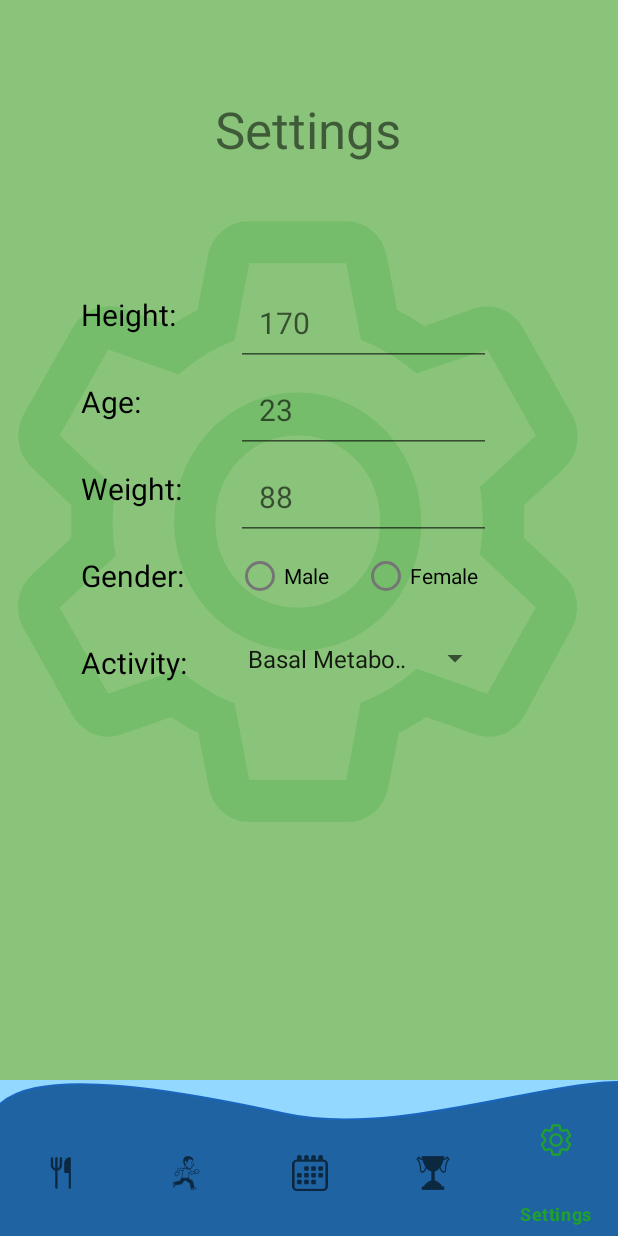
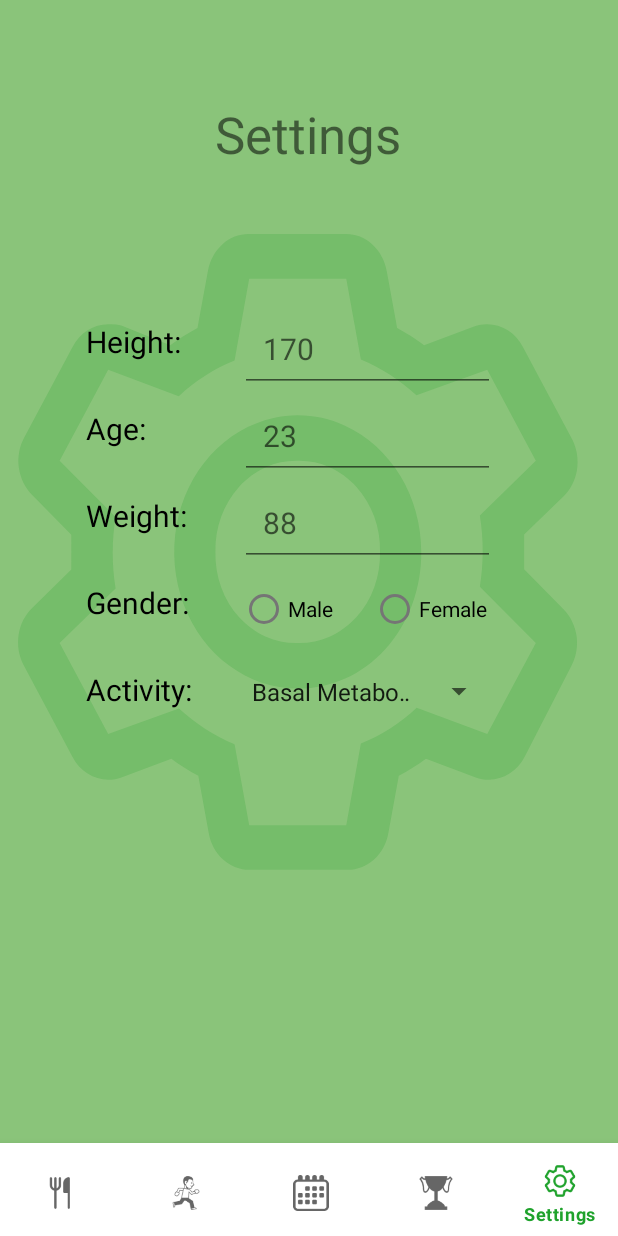
Before and after one commit to Thyme1/EatAndRun, an Android app: the SettingsFragment screen opened through its navigation route, on a phone screen of 412 x 824 dp. Run offline under Robolectric (Android 15) with nearby library versions, the phone set to English and light mode, and no system bars; our stand-ins replace Dagger/Hilt's generated code, navigation-ui.

Commit message:
changed bottom bar to white beacause of problems with transparency and backgrounds

```diff
--- a/app/src/main/java/com/thyme/eatandrun/MainActivity.kt
+++ b/app/src/main/java/com/thyme/eatandrun/MainActivity.kt
@@ -31,7 +31,8 @@ class MainActivity : AppCompatActivity() {
         //create bottom navigation view object
         val bottomNavigationView = findViewById<BottomNavigationView
                 >(R.id.bottomNavigationView)
-        val navHostFragment = supportFragmentManager.findFragmentById(R.id.nav_host_fragment) as NavHostFragment
+        val navHostFragment =
+            supportFragmentManager.findFragmentById(R.id.nav_host_fragment) as NavHostFragment
         val navController = navHostFragment.navController
         bottomNavigationView.setupWithNavController(
             navController
--- a/app/src/main/java/com/thyme/eatandrun/ui/meal/MealListFragment.kt
+++ b/app/src/main/java/com/thyme/eatandrun/ui/meal/MealListFragment.kt
@@ -32,6 +32,7 @@ class MealListFragment : Fragment(R.layout.fragment_meal_list) {
             container,
             false
         )
+        getActivity()?.let { getActivity()?.getWindow()?.setStatusBarColor(it.getColor(R.color.blue_dark)) };
         return binding.root
     }
 
--- a/app/src/main/java/com/thyme/eatandrun/ui/settings/SettingsFragment.kt
+++ b/app/src/main/java/com/thyme/eatandrun/ui/settings/SettingsFragment.kt
@@ -23,11 +23,25 @@ class SettingsFragment : Fragment(R.layout.fragment_settings), AdapterView.OnIte
     override fun onCreateView(
         inflater: LayoutInflater, container: ViewGroup?,
         savedInstanceState: Bundle?
+
     ): View {
         _binding = FragmentSettingsBinding.inflate(inflater, container, false)
+        activity?.let {
+            activity?.window?.setStatusBarColor(it.getColor(R.color.green_dark))
+        }
+
+
+
+
+
+
+
+
+
 
 
         val spinner: Spinner = binding.spinnerActivity
+
         val adapter = context?.let {
             ArrayAdapter.createFromResource(
                 it,
--- a/app/src/main/res/layout/fragment_settings.xml
+++ b/app/src/main/res/layout/fragment_settings.xml
@@ -17,10 +17,10 @@
         android:orientation="vertical"
         app:layout_constraintBottom_toBottomOf="parent"
         app:layout_constraintEnd_toEndOf="parent"
-        app:layout_constraintHorizontal_bias="0.082"
+        app:layout_constraintHorizontal_bias="0.093"
         app:layout_constraintStart_toStartOf="parent"
-        app:layout_constraintTop_toTopOf="parent"
-        app:layout_constraintVertical_bias="0.413">
+        app:layout_constraintTop_toBottomOf="@+id/settingsTextView"
+        app:layout_constraintVertical_bias="0.251">
 
         <TextView
             android:id="@+id/heightTextView"
@@ -131,19 +131,19 @@
 
         <RadioGroup
             android:layout_width="match_parent"
-            android:layout_height="wrap_content"
+            android:layout_height="57dp"
             android:orientation="horizontal">
 
             <RadioButton
                 android:id="@+id/radioButton3"
-                android:layout_width="84dp"
-                android:layout_height="wrap_content"
+                android:layout_width="87dp"
+                android:layout_height="match_parent"
                 android:text="@string/male" />
 
             <RadioButton
                 android:id="@+id/radioButton4"
-                android:layout_width="90dp"
-                android:layout_height="wrap_content"
+                android:layout_width="87dp"
+                android:layout_height="match_parent"
                 android:text="@string/female" />
         </RadioGroup>
 
--- a/app/src/main/res/layout/main_activity.xml
+++ b/app/src/main/res/layout/main_activity.xml
@@ -5,17 +5,17 @@
     android:id="@+id/container"
     android:layout_width="match_parent"
     android:layout_height="match_parent"
-
     android:background="@color/blue_light"
+    android:alpha="1.0"
     tools:context="com.thyme.eatandrun.MainActivity">
 
     <com.google.android.material.bottomnavigation.BottomNavigationView
         android:id="@+id/bottomNavigationView"
-        android:layout_width="match_parent"
-        android:layout_height="wrap_content"
-        android:background="@drawable/bottom_layout"
+        android:layout_width="415dp"
+        android:layout_height="62dp"
+        android:background="@color/white"
         android:maxHeight="@dimen/separation_small"
-        android:paddingTop="20dp"
+        android:paddingTop="5dp"
         app:layout_constraintBottom_toBottomOf="parent"
         app:layout_constraintLeft_toLeftOf="parent"
         app:layout_constraintRight_toRightOf="parent"
@@ -28,6 +28,7 @@
         android:layout_width="match_parent"
         android:layout_height="0dp"
         app:defaultNavHost="true"
+        android:background="@color/green_light"
         app:layout_constraintBottom_toTopOf="@id/bottomNavigationView"
         app:layout_constraintEnd_toEndOf="parent"
         app:layout_constraintStart_toStartOf="parent"
--- a/app/src/main/res/values/colors.xml
+++ b/app/src/main/res/values/colors.xml
@@ -13,6 +13,7 @@
     <color name="blue_normal">#3F7FDF</color>
     <color name="blue_very_light">#DBF2FF</color>
     <color name="blue_light">#93D8FF</color>
+    <color name="transparent">#90CAF9</color>
     <color name="red">#EF1818</color>
     <color name="green_light">#8AC47A</color>
     <color name="yellow_dark">#FFD700</color>
--- a/app/src/main/res/values/themes.xml
+++ b/app/src/main/res/values/themes.xml
@@ -8,10 +8,10 @@
         <!-- Secondary brand color. -->
         <item name="colorSecondary">@color/teal_200</item>
         <item name="colorSecondaryVariant">@color/teal_700</item>
-        <item name="colorOnSecondary">@color/black</item>
+        <item name="colorOnSecondary">@color/green_very_dark</item>
         <!-- Status bar color. -->
         <item name="android:statusBarColor" tools:targetApi="l">?attr/colorPrimaryVariant</item>
-        <item name="android:windowBackground">@color/blue_very_light</item>
+        <item name="android:windowBackground">@color/transparent</item>
         <!-- Customize your theme here. -->
     </style>
 
```
